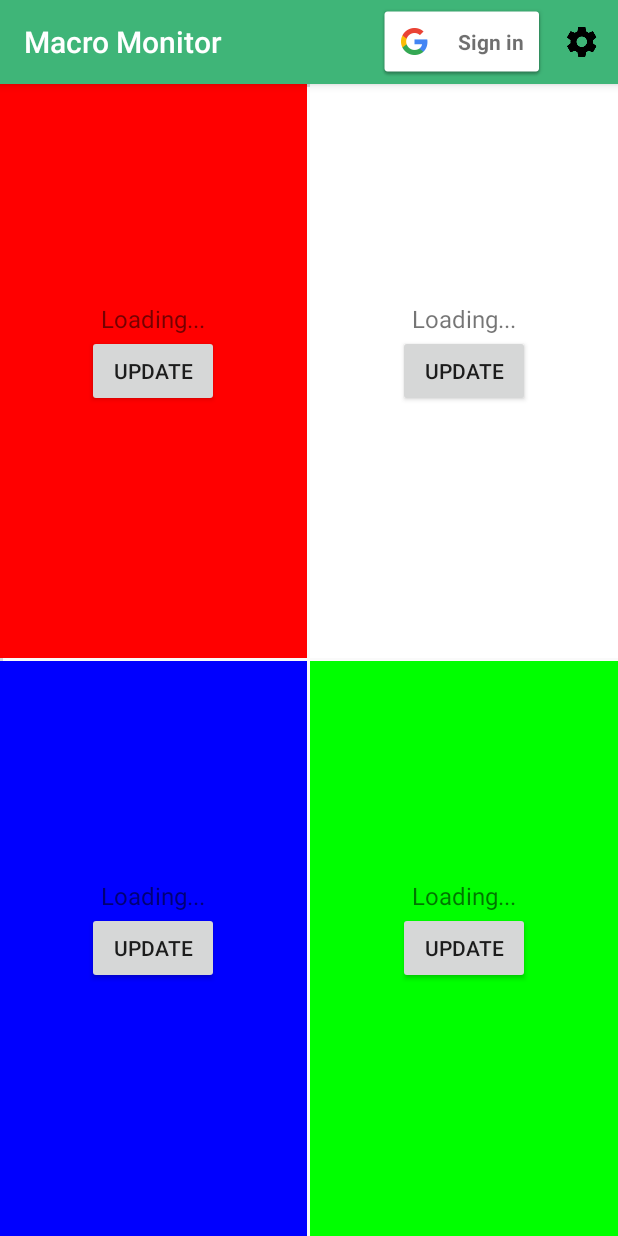
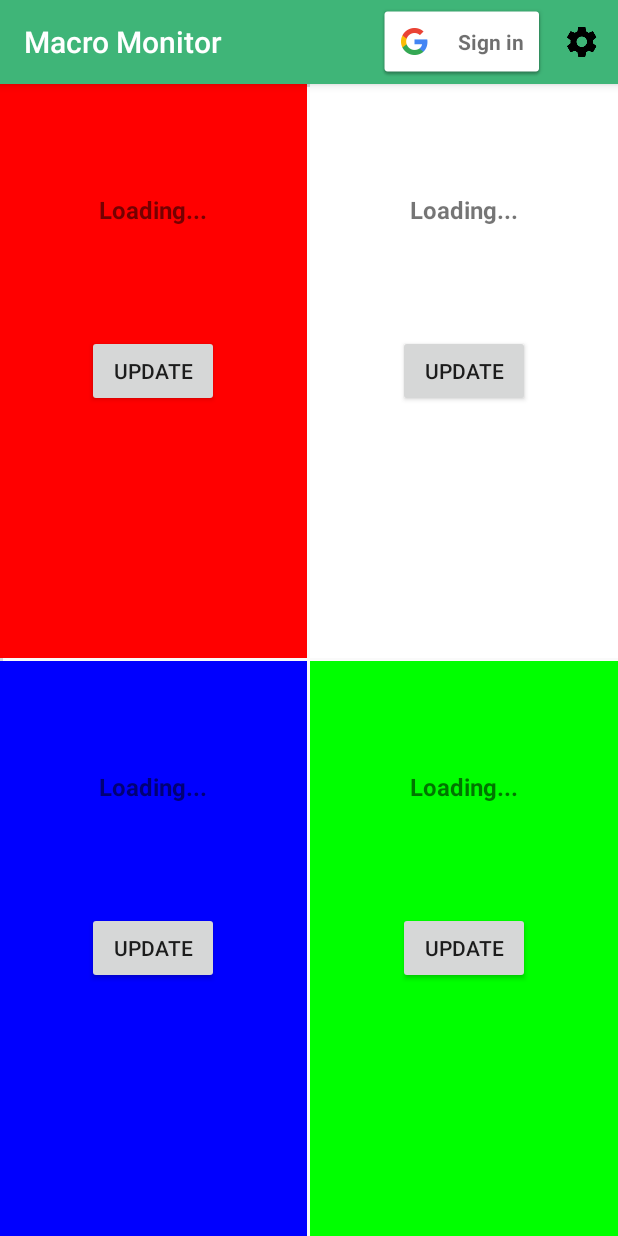
Before and after one commit to bgarza9188/MacroMonitor, an Android app: the first screen one second after launch (NutrientListActivity), on a phone screen of 412 x 824 dp. Run offline under Robolectric (Android 15) with nearby library versions, the phone set to English and light mode, and no system bars; our stand-ins replace AdMob; libraries missing offline, so code that uses them is left out: es.dmoral.toasty.

Commit message:
Added Broadcast Receiver to fragment and updated display texts to strings.xml.

```diff
--- a/app/src/main/java/com/example/android/macromonitor/MacroConstants.java
+++ b/app/src/main/java/com/example/android/macromonitor/MacroConstants.java
@@ -1,13 +1,6 @@
 package com.example.android.macromonitor;
 
-import android.support.annotation.NonNull;
-
 import com.example.android.macromonitor.data.MacroContract;
-
-import java.util.Collection;
-import java.util.Collections;
-import java.util.Map;
-import java.util.Set;
 
 /**
  * Created by jebus on 11/8/2017.
@@ -21,10 +14,10 @@ public interface MacroConstants {
     String MACRO_PROTEIN_DB_NAME = "PROTEIN";
     String MACRO_CALORIES_DB_NAME = "CALORIES";
     String MACRO_SODIUM_DB_NAME = "SODIUM";
+    String MACRO_PREF_LIST = "macro_pref_list";
     String LOADER_DB_NAME_ARG = MacroContract.MacroEntry.COLUMN_MACRO_NAME + " = '";
     String LOADER_ARG_CLOSE_QUOTE = "'";
     String LOADER_ARG_BUNDLE_KEY_SELECTION = "SELECTION";
     String SORT_ORDER_LATEST_RECORD = MacroContract.MacroEntry.COLUMN_INTAKE_DATE + " DESC LIMIT 1";
-    String SORT_ORDER_LATEST_SEVEN_RECORDS = MacroContract.MacroEntry.COLUMN_INTAKE_DATE + " ASC LIMIT 7";
     String DATE_FORMAT_DB_PATTERN = "yyyyMMdd";
 }
--- a/app/src/main/res/layout/nutrient_detail.xml
+++ b/app/src/main/res/layout/nutrient_detail.xml
@@ -10,12 +10,12 @@
         android:layout_width="match_parent"
         android:layout_height="300dp"
         android:background="@color/ap_gray"
-        app:domainTitle="Day of Week"
+        app:domainTitle="@string/domain_title"
         app:gridClippingEnabled="false"
         app:lineLabelInsetLeft="32dp"
         app:gridInsetLeft="35dp"
         app:gridInsetRight="10dp"
-        app:rangeTitle="Intake in Units" />
+        app:rangeTitle="@string/range_title" />
 
     <TextView xmlns:android="http://schemas.android.com/apk/res/android"
         xmlns:tools="http://schemas.android.com/tools"
--- a/app/src/main/res/layout/nutrient_list.xml
+++ b/app/src/main/res/layout/nutrient_list.xml
@@ -34,13 +34,15 @@
 
         <TextView
             android:id="@+id/quadrant_one_text"
-            android:layout_width="wrap_content"
-            android:layout_height="wrap_content"
+            android:layout_width="match_parent"
+            android:layout_height="match_parent"
             android:layout_above="@+id/quadrant_one_update_button"
             android:layout_centerHorizontal="true"
             android:text="@string/loading"
             android:textAlignment="center"
-            android:textSize="@dimen/text_size" />
+            android:gravity="center"
+            android:textSize="@dimen/text_size"
+            android:textStyle="bold" />
 
         <Button
             android:id="@+id/quadrant_one_update_button"
@@ -59,15 +61,18 @@
         android:layout_toRightOf="@id/verticalDivider"
         android:layout_toEndOf="@+id/verticalDivider"
         android:background="@color/white" >
+
         <TextView
             android:id="@+id/quadrant_two_text"
-            android:layout_width="wrap_content"
-            android:layout_height="wrap_content"
+            android:layout_width="match_parent"
+            android:layout_height="match_parent"
+            android:layout_above="@+id/quadrant_two_update_button"
             android:layout_centerHorizontal="true"
-            android:layout_above="@+id/quadrant_two_update_button"
+            android:gravity="center"
             android:text="@string/loading"
+            android:textAlignment="center"
             android:textSize="@dimen/text_size"
-            android:textAlignment="center"/>
+            android:textStyle="bold" />
 
         <Button
             android:id="@+id/quadrant_two_update_button"
@@ -85,15 +90,18 @@
         android:layout_toLeftOf="@id/verticalDivider"
         android:layout_toStartOf="@+id/verticalDivider"
         android:background="@color/blue" >
+
         <TextView
             android:id="@+id/quadrant_three_text"
-            android:layout_width="wrap_content"
-            android:layout_height="wrap_content"
+            android:layout_width="match_parent"
+            android:layout_height="match_parent"
+            android:layout_above="@+id/quadrant_three_update_button"
             android:layout_centerHorizontal="true"
-            android:layout_above="@+id/quadrant_three_update_button"
+            android:gravity="center"
             android:text="@string/loading"
+            android:textAlignment="center"
             android:textSize="@dimen/text_size"
-            android:textAlignment="center"/>
+            android:textStyle="bold" />
 
         <Button
             android:id="@+id/quadrant_three_update_button"
@@ -111,15 +119,18 @@
         android:layout_toRightOf="@id/verticalDivider"
         android:layout_toEndOf="@+id/verticalDivider"
         android:background="@color/green" >
+
         <TextView
             android:id="@+id/quadrant_four_text"
-            android:layout_width="wrap_content"
-            android:layout_height="wrap_content"
+            android:layout_width="match_parent"
+            android:layout_height="match_parent"
+            android:layout_above="@+id/quadrant_four_update_button"
             android:layout_centerHorizontal="true"
-            android:layout_above="@+id/quadrant_four_update_button"
+            android:gravity="center"
             android:text="@string/loading"
+            android:textAlignment="center"
             android:textSize="@dimen/text_size"
-            android:textAlignment="center"/>
+            android:textStyle="bold" />
 
         <Button
             android:id="@+id/quadrant_four_update_button"
--- a/app/src/main/res/values/strings.xml
+++ b/app/src/main/res/values/strings.xml
@@ -7,7 +7,7 @@
     <string name="cancel">Cancel</string>
     <string name="update_button">Update</string>
     <string name="loading">Loading...</string>
-    <string name="appwidget_text">Widget Text</string>
+    <string name="appwidget_text">Macro Monitor</string>
     <string name="add_widget">Add widget</string>
 
     <string name="settings">Settings</string>
@@ -45,6 +45,15 @@
         <item>CALORIES</item>
         <item>SODIUM</item>
     </string-array>
+    <string-array name="macro_goal_values">
+        <item>64oz</item>
+        <item>32 grams</item>
+        <item>79 grams</item>
+        <item>28 grams</item>
+        <item>12 grams</item>
+        <item>2000 calories</item>
+        <item>45 milligrams</item>
+    </string-array>
 
     <string name="pref_title_display_name">Display name</string>
     <string name="pref_default_display_name">John Smith</string>
@@ -60,4 +69,21 @@
         <item>0</item>
         <item>-1</item>
     </string-array>
+    <string name="successful_signin">Successful Sign in!</string>
+    <string name="friendly_err_msg">Something went wrong. :(</string>
+    <string name="of_text">&#160;of&#160;</string>
+    <string name="colon_text">:</string>
+    <string name="sunday">Sun.</string>
+    <string name="monday">Mon.</string>
+    <string name="tuesday">Tue.</string>
+    <string name="wednesday">Wed.</string>
+    <string name="thursday">Thu.</string>
+    <string name="friday">Fri.</string>
+    <string name="saturady">Sat.</string>
+    <string name="day">Day</string>
+    <string name="daily_intake">Daily Intake</string>
+    <string name="week_starting_on">Week starting on:&#160;</string>
+    <string name="intake">&#160;Intake</string>
+    <string name="domain_title">Day of Week</string>
+    <string name="range_title">Intake in Units</string>
 </resources>
--- a/app/src/main/res/xml/macro_widget_info.xml
+++ b/app/src/main/res/xml/macro_widget_info.xml
@@ -4,7 +4,7 @@
     android:initialLayout="@layout/macro_widget"
     android:minHeight="40dp"
     android:minWidth="40dp"
-    android:previewImage="@drawable/example_appwidget_preview"
+    android:previewImage="@drawable/appwidget_preview"
     android:resizeMode="horizontal|vertical"
     android:updatePeriodMillis="300000"
     android:widgetCategory="home_screen"></appwidget-provider>
```
Also changed, not shown: app/src/main/java/com/example/android/macromonitor/Goals.java (deleted, +0 -22 lines), app/src/main/java/com/example/android/macromonitor/MacroIntentService.java (+7 -31 lines), app/src/main/java/com/example/android/macromonitor/MacroWidget.java (+18 -2 lines), app/src/main/java/com/example/android/macromonitor/NutrientDetailActivity.java (+3 -15 lines), app/src/main/java/com/example/android/macromonitor/NutrientDetailFragment.java (+73 -29 lines), app/src/main/java/com/example/android/macromonitor/NutrientListActivity.java (+24 -11 lines), app/src/main/res/layout/activity_nutrient_detail.xml (+0 -10 lines), app/src/main/res/layout/nutrient_list_content.xml (deleted, +0 -20 lines), app/src/main/res/drawable-nodpi/appwidget_preview.png (added), app/src/main/res/drawable-nodpi/example_appwidget_preview.png (deleted).
